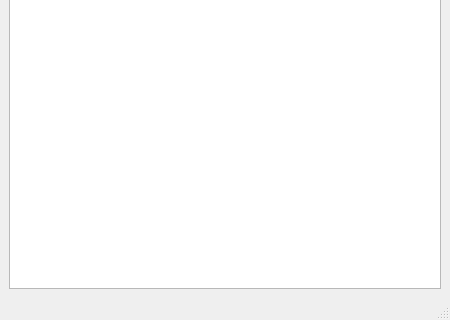
DangKhoa257/cpp-todo-app-gui, file src/mainwindow.ui: the form before one commit; both pictures show x 0 to 450 and y 180 to 500 of the 450 by 500 pixel window.
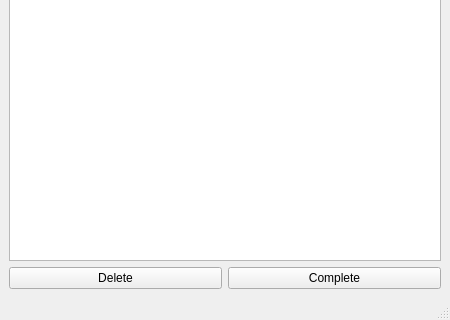
The form after the commit.

What changed in the file:
```diff
--- a/src/mainwindow.ui
+++ b/src/mainwindow.ui
@@ -38,6 +38,25 @@
      <widget class="QListWidget" name="taskList"/>
     </item>
 
+    <item>
+     <layout class="QHBoxLayout" name="actionLayout">
+      <item>
+       <widget class="QPushButton" name="btnDelete">
+        <property name="text">
+         <string>Delete</string>
+        </property>
+       </widget>
+      </item>
+      <item>
+       <widget class="QPushButton" name="btnComplete">
+        <property name="text">
+         <string>Complete</string>
+        </property>
+       </widget>
+      </item>
+     </layout>
+    </item>
+
    </layout>
   </widget>
   <widget class="QMenuBar" name="menubar">
```
Left out of the diff: 2 changed lines with no effect on the pictures.
